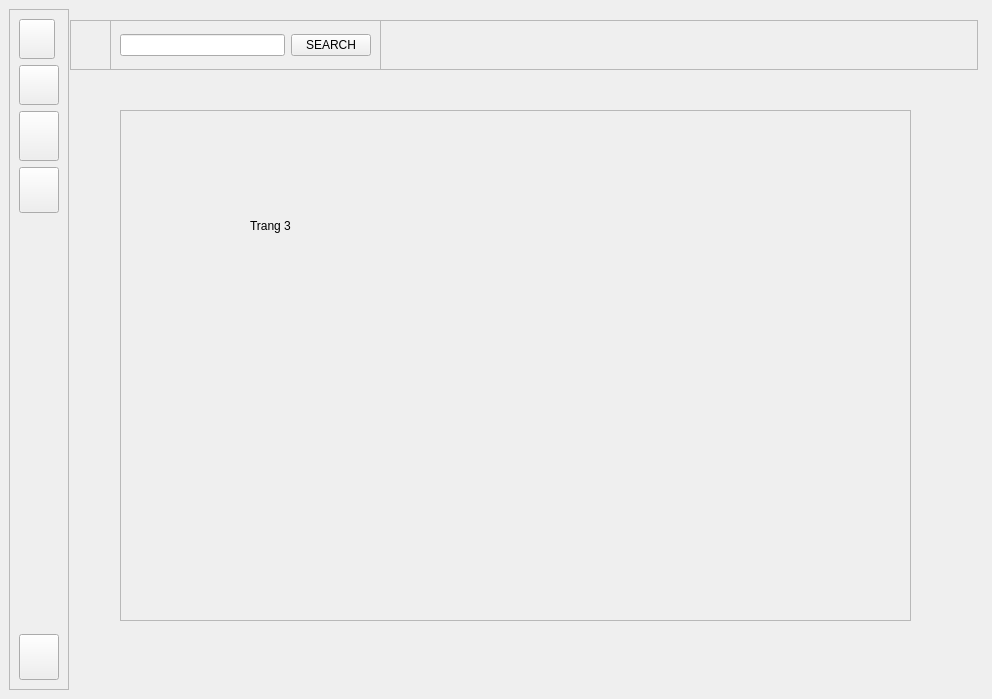
First picture: the form in ranking-app/ui/MainPage.ui, repository hoahayhoi096/PTI07, before the edit.
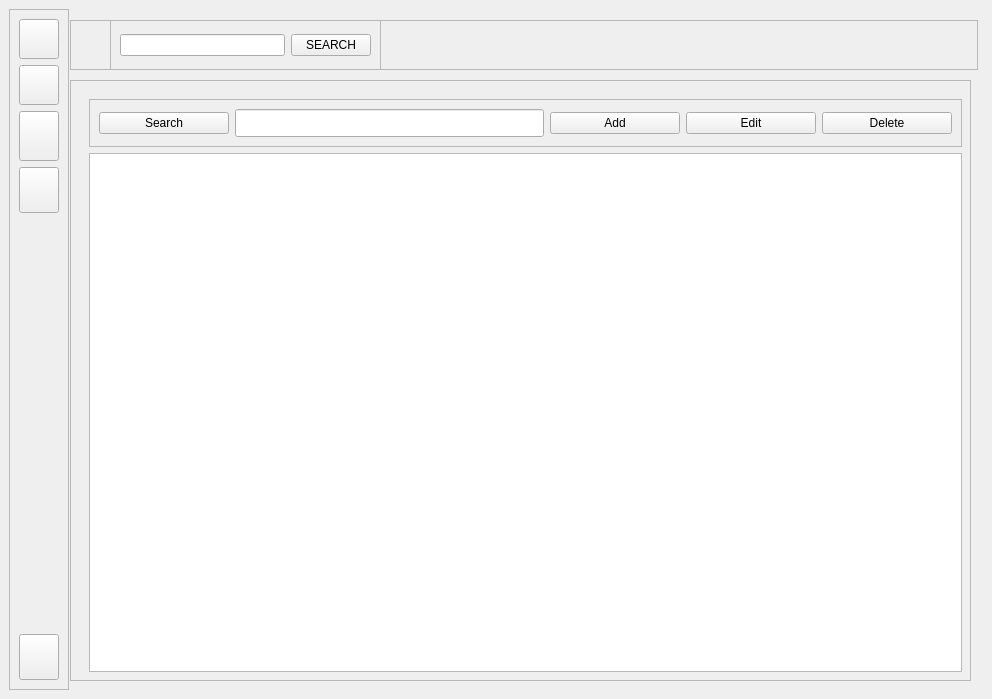
Second picture: the form after the edit. Icons and pictures are not drawn.

Commit message: Design Anime Manage Page & Load All Anime's Title to ListWidget

Patch:
```diff
--- a/ranking-app/ui/MainPage.ui
+++ b/ranking-app/ui/MainPage.ui
@@ -58,7 +58,7 @@
       <rect>
        <x>10</x>
        <y>10</y>
-       <width>36</width>
+       <width>40</width>
        <height>40</height>
       </rect>
      </property>
@@ -283,10 +283,10 @@
    <widget class="QFrame" name="frame_2">
     <property name="geometry">
      <rect>
-      <x>120</x>
-      <y>110</y>
-      <width>791</width>
-      <height>511</height>
+      <x>70</x>
+      <y>80</y>
+      <width>901</width>
+      <height>601</height>
      </rect>
     </property>
     <property name="frameShape">
@@ -298,10 +298,10 @@
     <widget class="QStackedWidget" name="stackedWidget">
      <property name="geometry">
       <rect>
-       <x>100</x>
-       <y>80</y>
-       <width>621</width>
-       <height>341</height>
+       <x>10</x>
+       <y>10</y>
+       <width>891</width>
+       <height>591</height>
       </rect>
      </property>
      <property name="currentIndex">
@@ -353,19 +353,85 @@
       </widget>
      </widget>
      <widget class="QWidget" name="page_4">
-      <widget class="QLabel" name="label_4">
-       <property name="geometry">
-        <rect>
-         <x>30</x>
-         <y>10</y>
-         <width>161</width>
-         <height>51</height>
-        </rect>
-       </property>
-       <property name="text">
-        <string>Trang 3</string>
-       </property>
-      </widget>
+      <layout class="QVBoxLayout" name="verticalLayout">
+       <item>
+        <widget class="QFrame" name="frame_5">
+         <property name="frameShape">
+          <enum>QFrame::StyledPanel</enum>
+         </property>
+         <property name="frameShadow">
+          <enum>QFrame::Raised</enum>
+         </property>
+         <layout class="QHBoxLayout" name="horizontalLayout">
+          <item>
+           <widget class="QPushButton" name="pushButtonSearch_2">
+            <property name="minimumSize">
+             <size>
+              <width>130</width>
+              <height>0</height>
+             </size>
+            </property>
+            <property name="text">
+             <string>Search</string>
+            </property>
+           </widget>
+          </item>
+          <item>
+           <widget class="QLineEdit" name="lineEdit">
+            <property name="minimumSize">
+             <size>
+              <width>0</width>
+              <height>28</height>
+             </size>
+            </property>
+           </widget>
+          </item>
+          <item>
+           <widget class="QPushButton" name="pushButtonAdd">
+            <property name="minimumSize">
+             <size>
+              <width>130</width>
+              <height>0</height>
+             </size>
+            </property>
+            <property name="text">
+             <string>Add</string>
+            </property>
+           </widget>
+          </item>
+          <item>
+           <widget class="QPushButton" name="pushButtonEdit">
+            <property name="minimumSize">
+             <size>
+              <width>130</width>
+              <height>0</height>
+             </size>
+            </property>
+            <property name="text">
+             <string>Edit</string>
+            </property>
+           </widget>
+          </item>
+          <item>
+           <widget class="QPushButton" name="pushButtonDelete">
+            <property name="minimumSize">
+             <size>
+              <width>130</width>
+              <height>0</height>
+             </size>
+            </property>
+            <property name="text">
+             <string>Delete</string>
+            </property>
+           </widget>
+          </item>
+         </layout>
+        </widget>
+       </item>
+       <item>
+        <widget class="QListWidget" name="listWidgetAnime"/>
+       </item>
+      </layout>
      </widget>
     </widget>
    </widget>
```
The commit also changes 3 other files.
